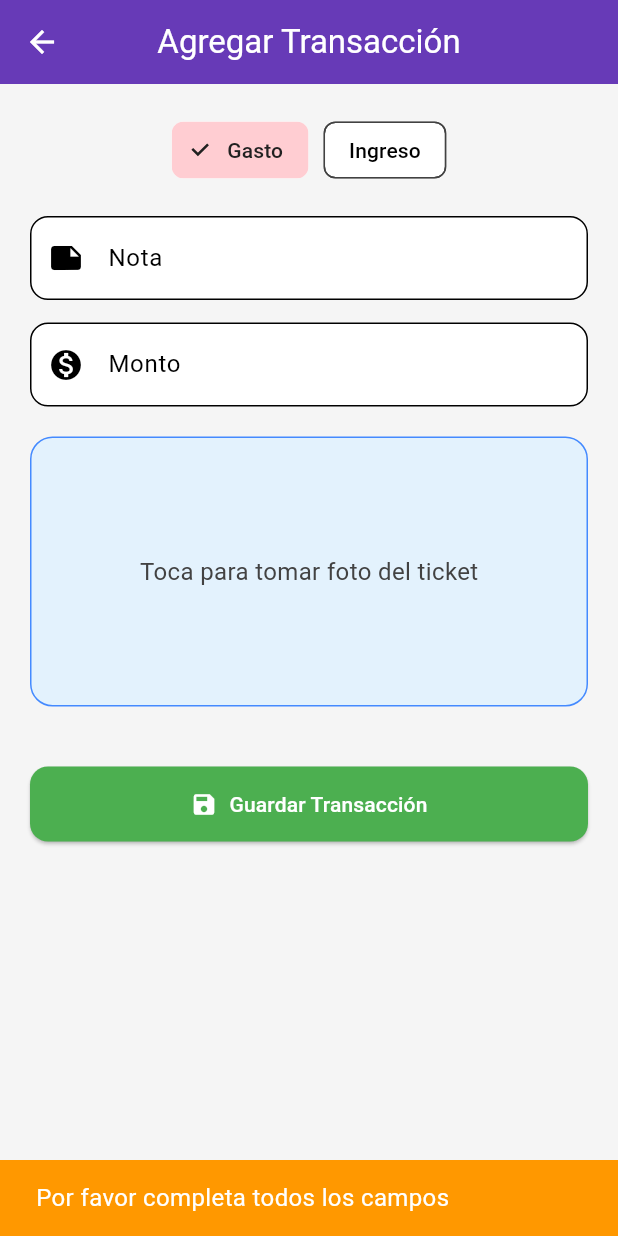
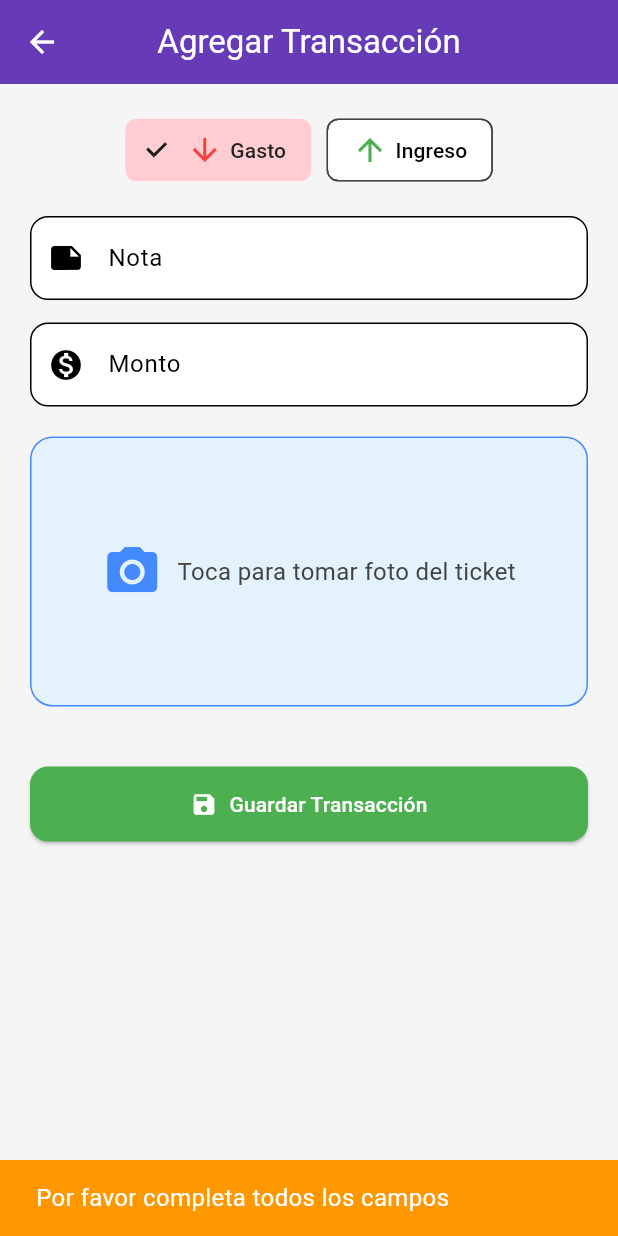
Before and after one commit to xEdwardP/flutter_expense_tracker_ocr, a Flutter app: the AddTransactionPage screen opened directly, after a tap on "Guardar Transacción", on a phone screen of 412 x 824 dp. Run offline on Flutter 3.47's test engine with Material 3 defaults, Android fonts, the phone set to English and light mode, and no system bars; our stand-ins replace cloud_firestore, firebase_auth, firebase_core, firebase_storage, google_sign_in, image_picker; missing offline and left inert: google_ml_kit; accounts and stored records are empty.

Commit message:
Changes to transaction_controller

```diff
--- a/lib/models/transaction.dart
+++ b/lib/models/transaction.dart
@@ -7,6 +7,7 @@ class TransactionModel {
   final TransactionType type;
   final String? note;
   final String? ticketPhotoUrl;
+  final String userId;
 
   TransactionModel({
     required this.id,
@@ -15,6 +16,7 @@ class TransactionModel {
     required this.type,
     this.note,
     this.ticketPhotoUrl,
+    required this.userId,
   });
 
   factory TransactionModel.fromMap(
@@ -30,6 +32,7 @@ class TransactionModel {
           : TransactionType.expense,
       note: data['note'],
       ticketPhotoUrl: data['ticketPhotoUrl'],
+      userId: data['userId'] ?? '',
     );
   }
 
@@ -40,6 +43,7 @@ class TransactionModel {
       'type': type == TransactionType.income ? 'income' : 'expense',
       'note': note,
       'ticketPhotoUrl': ticketPhotoUrl,
+      'userId': userId,
     };
   }
 }
--- a/lib/views/pages/add_transaction_page.dart
+++ b/lib/views/pages/add_transaction_page.dart
@@ -71,7 +71,7 @@ class _AddTransactionPageState extends State<AddTransactionPage> {
       final docRef = await controller.saveTransactionWithPhoto(
         note: noteCtrl.text,
         amount: double.tryParse(amountCtrl.text) ?? 0,
-        type: transactionType,
+        type: transactionType == "Ingreso" ? "income" : "expense",
       );
 
       final doc = await docRef.get();
@@ -120,7 +120,16 @@ class _AddTransactionPageState extends State<AddTransactionPage> {
         ),
       );
     } else {
-      return const Center(child: Text("Toca para tomar foto del ticket"));
+      return const Center(
+        child: Row(
+          mainAxisAlignment: MainAxisAlignment.center,
+          children: [
+            Icon(Icons.camera_alt, size: 40, color: Colors.blueAccent),
+            SizedBox(width: 10),
+            Text("Toca para tomar foto del ticket"),
+          ],
+        ),
+      );
     }
   }
 
@@ -140,7 +149,13 @@ class _AddTransactionPageState extends State<AddTransactionPage> {
               mainAxisAlignment: MainAxisAlignment.center,
               children: [
                 ChoiceChip(
-                  label: const Text("Gasto"),
+                  label: Row(
+                    children: [
+                      const Icon(Icons.arrow_downward, color: Colors.red),
+                      const SizedBox(width: 5),
+                      const Text("Gasto"),
+                    ],
+                  ),
                   selected: transactionType == "Gasto",
                   selectedColor: Colors.red.shade100,
                   onSelected: (_) {
@@ -149,7 +164,13 @@ class _AddTransactionPageState extends State<AddTransactionPage> {
                 ),
                 const SizedBox(width: 10),
                 ChoiceChip(
-                  label: const Text("Ingreso"),
+                  label: Row(
+                    children: [
+                      const Icon(Icons.arrow_upward, color: Colors.green),
+                      const SizedBox(width: 5),
+                      const Text("Ingreso"),
+                    ],
+                  ),
                   selected: transactionType == "Ingreso",
                   selectedColor: Colors.green.shade100,
                   onSelected: (_) {
```
Also changed, not shown: lib/controllers/transaction_controller.dart (+8 -1 lines).
